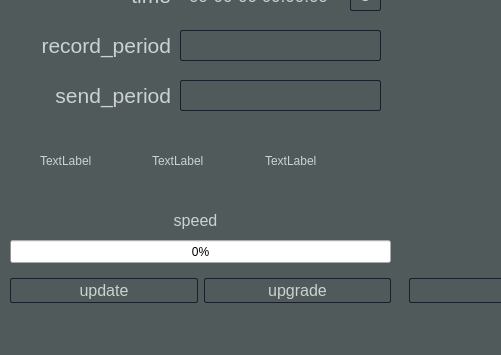
Qt form mainwindow.ui (DrDeLaBill/logger) before a commit; both pictures show x 0 to 501 and y 150 to 505 of the 800 by 505 pixel window.
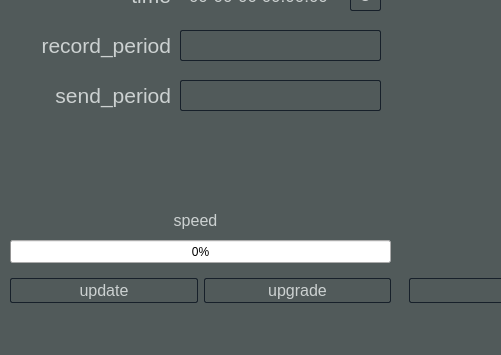
The same form after that commit.

```diff
--- a/mainwindow.ui
+++ b/mainwindow.ui
@@ -454,52 +454,6 @@
          </property>
         </widget>
        </widget>
-       <widget class="QGroupBox" name="groupBox_5">
-        <property name="geometry">
-         <rect>
-          <x>30</x>
-          <y>280</y>
-          <width>341</width>
-          <height>41</height>
-         </rect>
-        </property>
-        <property name="title">
-         <string/>
-        </property>
-        <widget class="QWidget" name="horizontalLayoutWidget_6">
-         <property name="geometry">
-          <rect>
-           <x>0</x>
-           <y>0</y>
-           <width>331</width>
-           <height>41</height>
-          </rect>
-         </property>
-         <layout class="QHBoxLayout" name="horizontalLayout_3">
-          <item>
-           <widget class="QLabel" name="label_11">
-            <property name="text">
-             <string>TextLabel</string>
-            </property>
-           </widget>
-          </item>
-          <item>
-           <widget class="QLabel" name="label_10">
-            <property name="text">
-             <string>TextLabel</string>
-            </property>
-           </widget>
-          </item>
-          <item>
-           <widget class="QLabel" name="label_9">
-            <property name="text">
-             <string>TextLabel</string>
-            </property>
-           </widget>
-          </item>
-         </layout>
-        </widget>
-       </widget>
       </widget>
      </item>
      <item>
```
